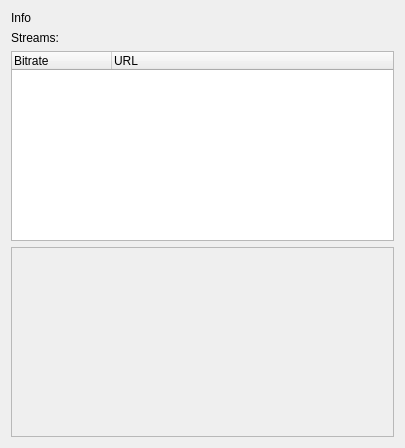
The window that qt/info_page.ui (sanami/qt-music-player) describes before a commit, drawn with Qt 5.
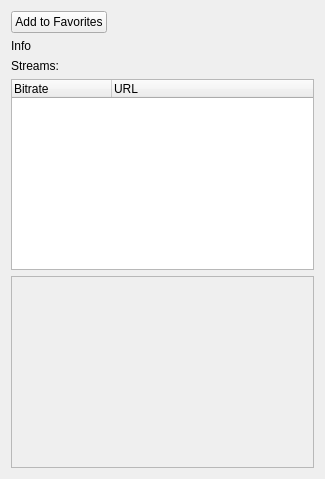
The same window after the commit.

Commit message: Adding stations to favorites

Diff of the .ui file:
```diff
--- a/qt/info_page.ui
+++ b/qt/info_page.ui
@@ -6,8 +6,8 @@
    <rect>
     <x>0</x>
     <y>0</y>
-    <width>405</width>
-    <height>448</height>
+    <width>325</width>
+    <height>479</height>
    </rect>
   </property>
   <property name="windowTitle">
@@ -15,20 +15,33 @@
   </property>
   <layout class="QGridLayout" name="gridLayout">
    <item row="0" column="0">
+    <widget class="QPushButton" name="addToFavorites">
+     <property name="text">
+      <string>Add to Favorites</string>
+     </property>
+    </widget>
+   </item>
+   <item row="0" column="1">
+    <spacer name="horizontalSpacer">
+     <property name="orientation">
+      <enum>Qt::Horizontal</enum>
+     </property>
+     <property name="sizeHint" stdset="0">
+      <size>
+       <width>40</width>
+       <height>20</height>
+      </size>
+     </property>
+    </spacer>
+   </item>
+   <item row="1" column="0" colspan="2">
     <widget class="QLabel" name="label">
      <property name="text">
       <string>Info</string>
      </property>
     </widget>
    </item>
-   <item row="1" column="0" colspan="2">
-    <widget class="QLabel" name="label_2">
-     <property name="text">
-      <string>Streams:</string>
-     </property>
-    </widget>
-   </item>
-   <item row="2" column="0" colspan="2">
+   <item row="3" column="0" colspan="2">
     <widget class="QTreeWidget" name="streams">
      <property name="rootIsDecorated">
       <bool>false</bool>
@@ -45,13 +58,17 @@
      </column>
     </widget>
    </item>
-   <item row="3" column="0" colspan="2">
+   <item row="4" column="0" colspan="2">
     <widget class="QPlainTextEdit" name="messages">
      <property name="enabled">
       <bool>false</bool>
      </property>
-     <property name="readOnly">
-      <bool>true</bool>
+    </widget>
+   </item>
+   <item row="2" column="0" colspan="2">
+    <widget class="QLabel" name="label_2">
+     <property name="text">
+      <string>Streams:</string>
      </property>
     </widget>
    </item>
```
The commit also changes 11 other files.
